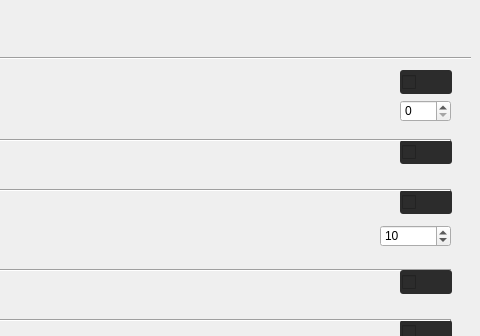
LyceenAiro/EazyFrpSetting, file ui/main.ui: the form before one commit; both pictures show x 320 to 800 and y 0 to 336 of the 800 by 500 pixel window.
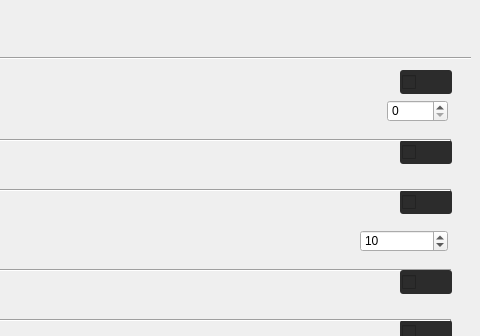
The form after the commit.

Commit message: 1.4.4：升级qt；log翻译已实装；修复log窗口错乱问题，链接和设置已适配

What changed in the file:
```diff
--- a/ui/main.ui
+++ b/ui/main.ui
@@ -1434,9 +1434,9 @@
      <widget class="QSpinBox" name="auto_linkname_box">
       <property name="geometry">
        <rect>
-        <x>560</x>
+        <x>547</x>
         <y>90</y>
-        <width>51</width>
+        <width>61</width>
         <height>22</height>
        </rect>
       </property>
@@ -1623,9 +1623,9 @@
      <widget class="QSpinBox" name="auto_bandwidth_down">
       <property name="geometry">
        <rect>
-        <x>540</x>
-        <y>215</y>
-        <width>71</width>
+        <x>520</x>
+        <y>220</y>
+        <width>88</width>
         <height>22</height>
        </rect>
       </property>
```
Left out of the diff: 71 changed lines with no effect on the pictures. The commit also changes 6 other files.
